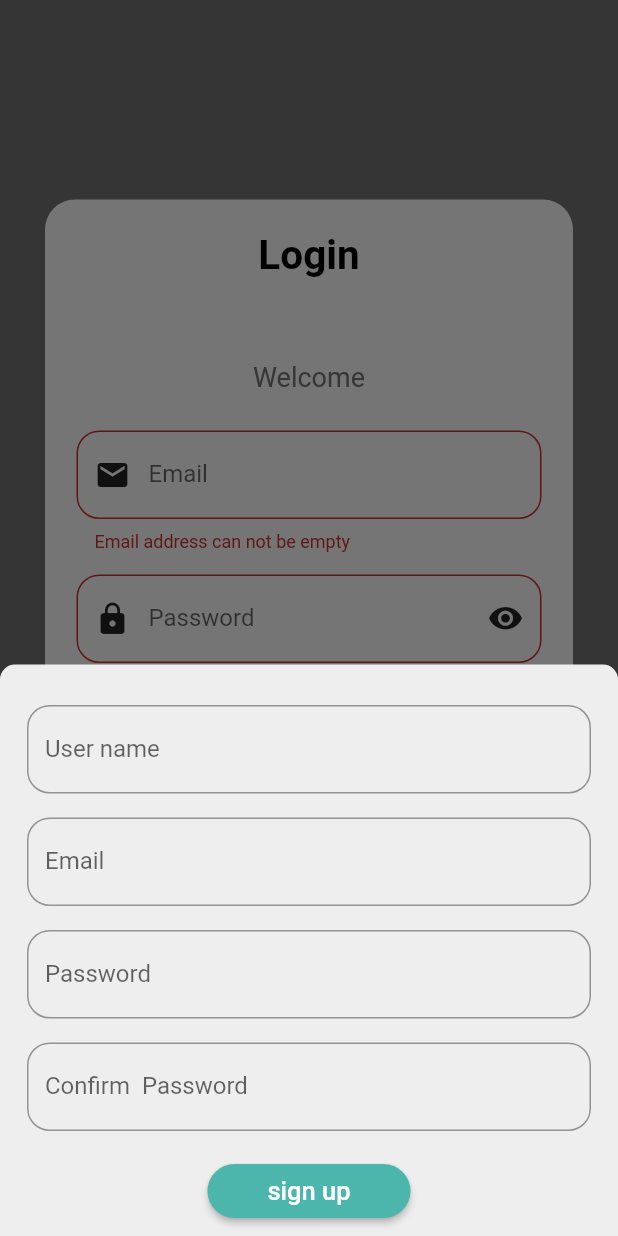
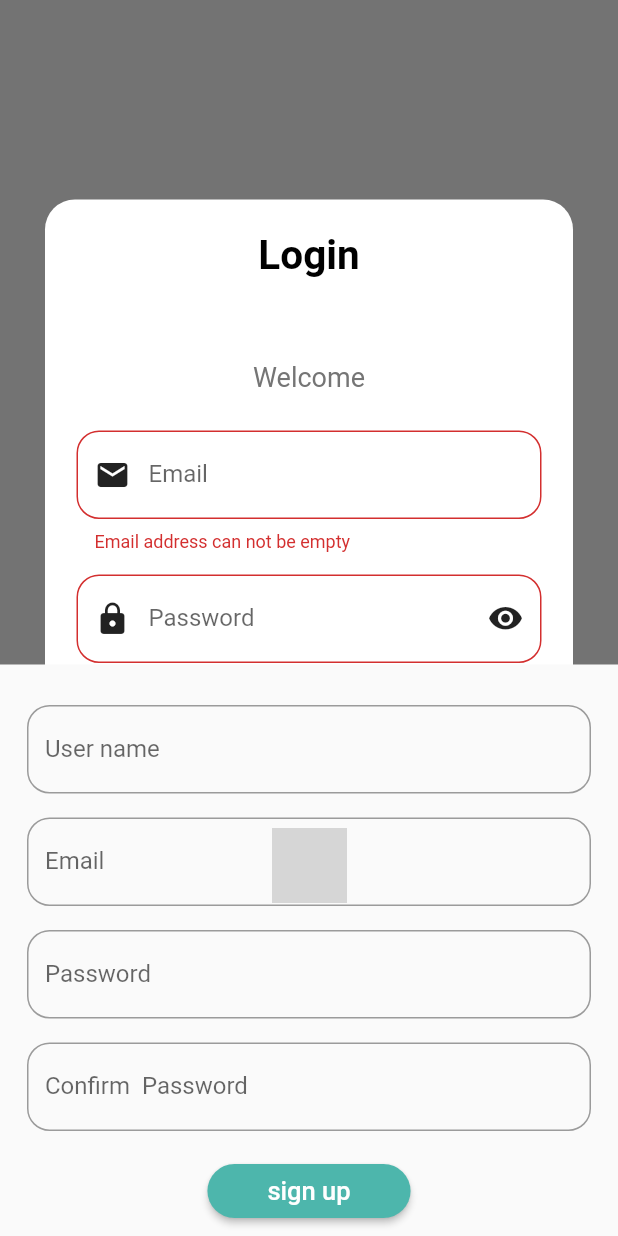
Before and after one commit to ahmedaadel/stock-market-app, a Flutter app: the screen it shows after launch, after a tap on "sign in", after a tap on "Sign up", on a phone screen of 412 x 824 dp. Run offline on Flutter 3.47's test engine with Material 2 defaults, Android fonts, the phone set to English and light mode, and no system bars; our stand-ins replace firebase_auth, firebase_core; missing offline and left inert: text_divider; accounts and stored records are empty; grey boxes are pictures that could not be loaded.

Commit message:
editing screen

```diff
--- a/lib/main.dart
+++ b/lib/main.dart
@@ -19,7 +19,7 @@ class MyApp extends StatelessWidget {
   }
   @override
   Widget build(BuildContext contex) {
-    return MaterialApp(
+    return const MaterialApp (
       debugShowCheckedModeBanner: false,
       home:  LoginScreen(),
     );
--- a/lib/modules/Login.dart
+++ b/lib/modules/Login.dart
@@ -308,16 +308,7 @@ class _MyAppState extends State<LoginScreen> {
                                     fontWeight: FontWeight.bold)),
                             TextButton(
                                 onPressed: () {
-                                  showModalBottomSheet(
-                                    enableDrag: false,
-                                      isDismissible: false,
-                                      isScrollControlled: true,
-                                      backgroundColor: Colors.grey[200],
-                                      context: context,
-                                      builder: signSheet,
-                                      shape: RoundedRectangleBorder(
-                                          borderRadius: BorderRadius.vertical(
-                                              top: Radius.circular(10))));
+                                  scaffoldKey.currentState!.showBottomSheet((context) => signSheet(context));
                                 },
                                 child: Text(
                                   'Sign up',
@@ -337,3 +328,7 @@ class _MyAppState extends State<LoginScreen> {
     );
   }
 }
+//
+// shape: RoundedRectangleBorder(
+// borderRadius: BorderRadius.vertical(
+// top: Radius.circular(10))));
```
